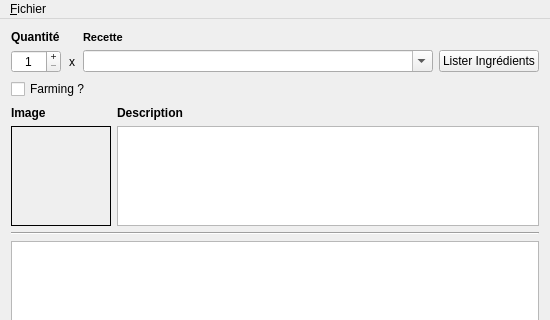
First picture: the form in NMS_Crafting/mainwindow.ui, repository Chucky2401/nms-crafting-tool, before the edit; both pictures show x 0 to 550 and y 0 to 320 of the 550 by 500 pixel window.
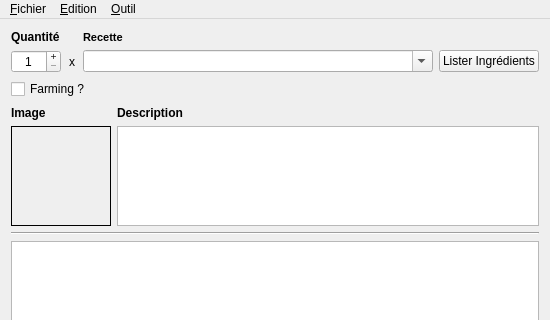
Second picture: the form after the edit. Icons and pictures are not drawn.

```diff
--- a/NMS_Crafting/mainwindow.ui
+++ b/NMS_Crafting/mainwindow.ui
@@ -354,7 +354,24 @@
     </property>
     <addaction name="aQuitter"/>
    </widget>
+   <widget class="QMenu" name="mEditer">
+    <property name="title">
+     <string>&amp;Edition</string>
+    </property>
+    <addaction name="aAjouterRecette"/>
+   </widget>
+   <widget class="QMenu" name="menu_Outil">
+    <property name="title">
+     <string>&amp;Outil</string>
+    </property>
+    <addaction name="aPreferences"/>
+    <addaction name="separator"/>
+    <addaction name="aFarming"/>
+    <addaction name="aAutoExpand"/>
+   </widget>
    <addaction name="mFichier"/>
+   <addaction name="mEditer"/>
+   <addaction name="menu_Outil"/>
   </widget>
   <action name="aQuitter">
    <property name="text">
```
Left out of the diff: 50 changed lines with no effect on the pictures.
